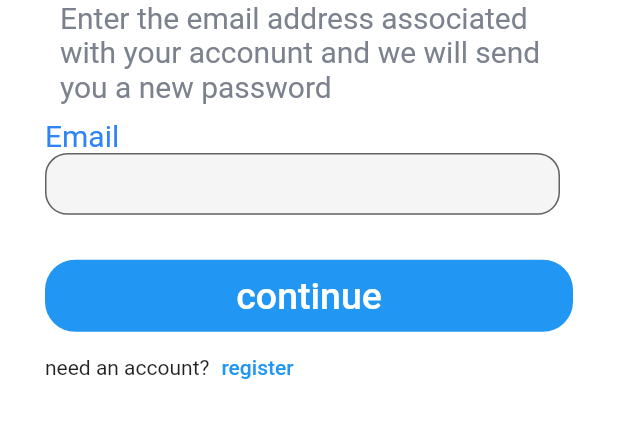
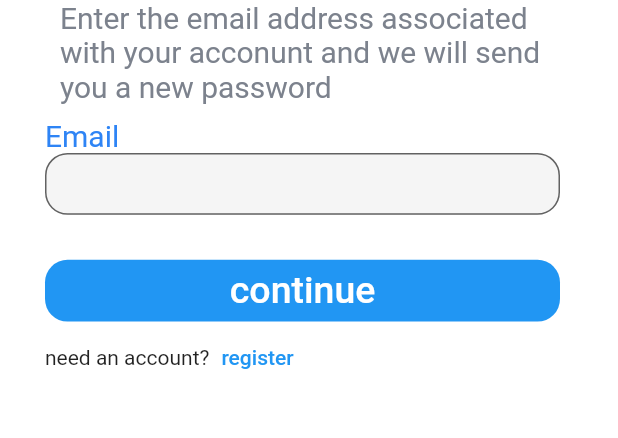
Before and after one commit to Khaatora/Final__Project, a Flutter app: the Password_Recovary screen opened directly, on a phone screen of 412 x 824 dp, the part 420-858 px from its top. Run offline on Flutter 3.47's test engine with Material 2 defaults, Android fonts, the phone set to English and light mode, and no system bars; our stand-ins replace bloc, cloud_firestore, dropdown_button2, file_picker, firebase_auth, firebase_core and 5 more; missing offline and left inert: animated_button_bar, cloud_firestore_web, firebase_core_web, hexagon, polygon_clipper; accounts and stored records are empty.

Commit message:
lsa b3bsa

```diff
--- a/lib/modules/password_recovery_screen/password_recovery.dart
+++ b/lib/modules/password_recovery_screen/password_recovery.dart
@@ -68,9 +68,10 @@ class Password_Recovary extends StatelessWidget {
                 SizedBox(height: 30,),
 
                 Container(
-                  width: MediaQuery.of(context).size.width,
+                  width: MediaQuery.of(context).size.width/1.2,
+                  height:  MediaQuery.of(context).size.height/20,
                   decoration: BoxDecoration(
-                    borderRadius: BorderRadius.circular(20),
+                    borderRadius: BorderRadius.circular(15),
                     color: Colors.blue,
                   ),
 
```
